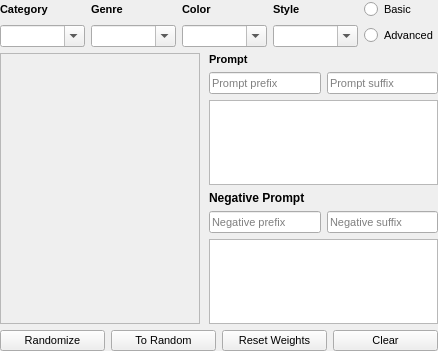
The window that src/airunner/pyqt/widgets/prompt_builder_form.ui (Capsize-Games/airunner) describes before a commit, drawn with Qt 5.
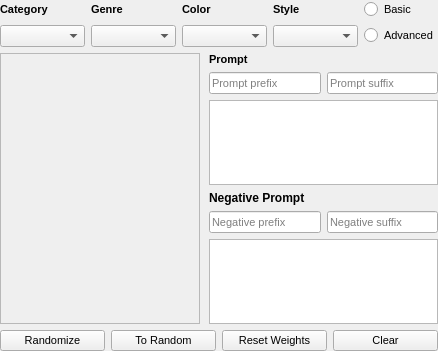
The same window after the commit.

Commit message: adds a spacer to variable / weight widgets to expand the section

```diff
--- a/src/airunner/pyqt/widgets/prompt_builder_form.ui
+++ b/src/airunner/pyqt/widgets/prompt_builder_form.ui
@@ -281,7 +281,7 @@
         </font>
        </property>
        <property name="editable">
-        <bool>true</bool>
+        <bool>false</bool>
        </property>
        <property name="insertPolicy">
         <enum>QComboBox::InsertAlphabetically</enum>
@@ -308,7 +308,7 @@
         </font>
        </property>
        <property name="editable">
-        <bool>true</bool>
+        <bool>false</bool>
        </property>
        <property name="insertPolicy">
         <enum>QComboBox::InsertAlphabetically</enum>
@@ -348,7 +348,7 @@
         </font>
        </property>
        <property name="editable">
-        <bool>true</bool>
+        <bool>false</bool>
        </property>
        <property name="insertPolicy">
         <enum>QComboBox::InsertAlphabetically</enum>
@@ -444,7 +444,7 @@
         </font>
        </property>
        <property name="editable">
-        <bool>true</bool>
+        <bool>false</bool>
        </property>
        <property name="insertPolicy">
         <enum>QComboBox::InsertAlphabetically</enum>
```
